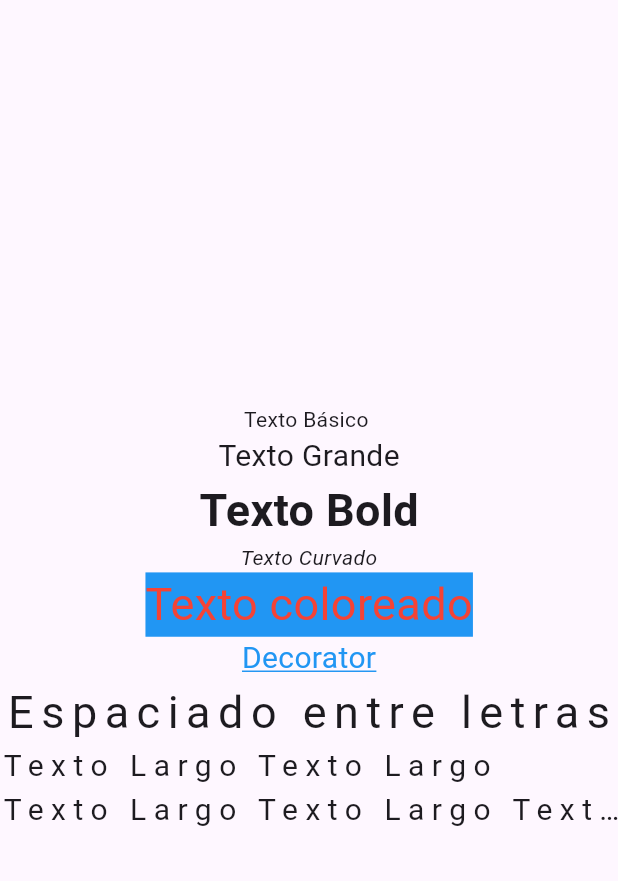
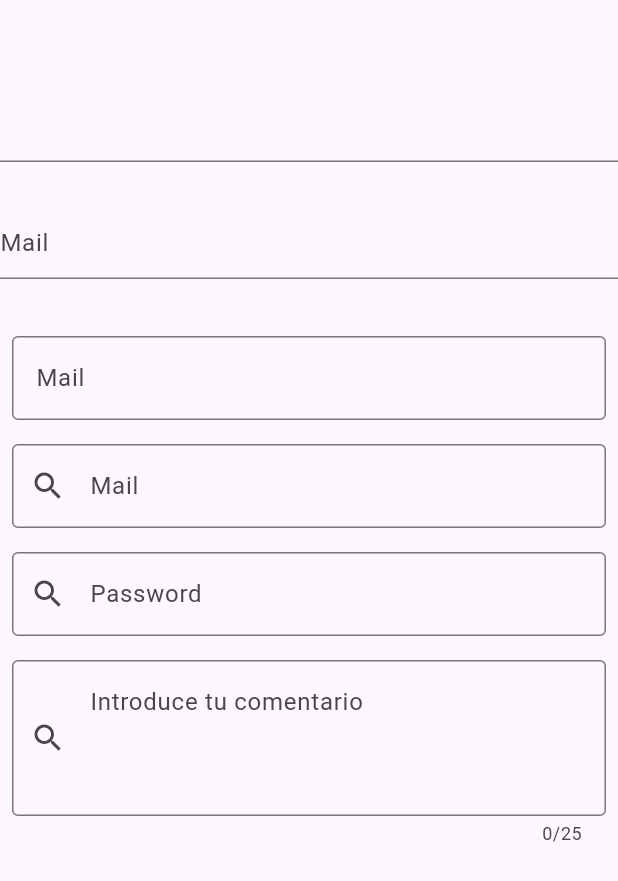
Before and after one commit to TaZZiTo/curso_dart_flutter, a Flutter app: the screen it shows after launch, on a phone screen of 412 x 824 dp. Shown: the top 881 px of the screen. Run offline on Flutter 3.47's test engine with Material 3 defaults, Android fonts, the phone set to English and light mode, and no system bars.

Commit message:
Creamos Campos de Texto

```diff
--- a/lib/components/text.dart
+++ b/lib/components/text.dart
@@ -19,7 +19,7 @@ class TextExample extends StatelessWidget {
           'Texto coloreado',
           style: TextStyle(
             color: Colors.red,
-            fontSize: 30,
+            fontSize: 20,
             backgroundColor: Colors.blue,
           ),
         ),
@@ -42,7 +42,7 @@ class TextExample extends StatelessWidget {
           'Texto Largo Texto Largo Texto Largo Texto Largo Texto Largo Texto Largo Texto Largo Texto Largo Texto Largo Texto Largo',
           style: TextStyle(
             letterSpacing: 5,
-            fontSize: 20,
+            fontSize: 30,
           ),
           maxLines: 2,// Dice el numero maximo de lineas, va fuera del TextStyle
           overflow: TextOverflow.ellipsis, // Muestra puntos suspensivos para indicar que hay mas texto
--- /dev/null
+++ b/lib/components/textfield.dart
@@ -0,0 +1,46 @@
+import 'package:flutter/material.dart';
+
+class TextfieldExample extends StatelessWidget {
+  const TextfieldExample({super.key});
+
+  @override
+  Widget build(BuildContext context) {
+    return ListView( //Substituimos el Column para que se añada automáticamente un scroll
+      children: [
+        SizedBox(height: 60),
+        TextField(),
+        SizedBox(height: 30),
+        TextField(decoration: InputDecoration(hintText: 'Mail')),// Incluye un texto que desaparece al comenzar a escribir
+        SizedBox(height: 30),
+        Padding(
+          padding: EdgeInsets.all(8.0),
+          child: TextField(decoration: InputDecoration(hintText: 'Mail', border:OutlineInputBorder()),//Crea un recuadro del cuadro de texto
+                ),
+        ),
+                Padding(
+          padding: EdgeInsets.all(8.0),
+          child: TextField(decoration: InputDecoration(hintText: 'Mail',
+          prefixIcon: Icon(Icons.search),
+          border:OutlineInputBorder()),//Crea un recuadro del cuadro de texto
+                ),
+        ),
+        Padding(
+          padding: EdgeInsets.all(8.0),
+          child: TextField(obscureText: true, decoration: InputDecoration(hintText: 'Password',
+          prefixIcon: Icon(Icons.search),
+          border:OutlineInputBorder()),//Crea un recuadro del cuadro de texto
+
+                ),
+        ),
+        Padding(
+          padding: EdgeInsets.all(8.0),
+          child: TextField(maxLines: 3,maxLength: 25, decoration: InputDecoration(hintText: 'Introduce tu comentario',
+          prefixIcon: Icon(Icons.search),
+          border:OutlineInputBorder()),//Crea un recuadro del cuadro de texto
+          //maxlines define cuantas lineas se muestran, y maxlenght la longitud maxima del texto en el cuadro
+                ),
+        ),
+      ],
+    );
+  }
+}
--- a/lib/main.dart
+++ b/lib/main.dart
@@ -1,5 +1,6 @@
 import 'package:flutter/material.dart';
 import 'package:flutter_basics/components/text.dart';
+import 'package:flutter_basics/components/textfield.dart';
 import 'package:flutter_basics/layouts/column.dart';
 import 'package:flutter_basics/layouts/row.dart';
 
@@ -14,7 +15,7 @@ class MainApp extends StatelessWidget {
   Widget build(BuildContext context) {
     return const MaterialApp(
       home: Scaffold(
-        body: TextExample(),
+        body: TextfieldExample(),
       ),
     );
   }
```
